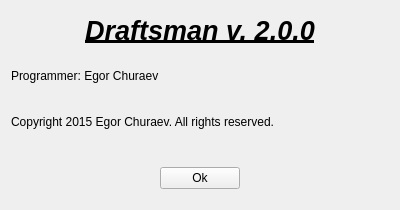
echuraev/draftsman, file aboutwindow.ui: the form before one commit.
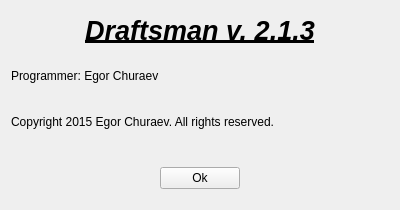
The form after the commit.

```diff
--- a/aboutwindow.ui
+++ b/aboutwindow.ui
@@ -42,7 +42,7 @@
           </font>
          </property>
          <property name="text">
-          <string>Draftsman v. 2.0.0</string>
+          <string>Draftsman v. 2.1.3</string>
          </property>
          <property name="textFormat">
           <enum>Qt::AutoText</enum>
```
